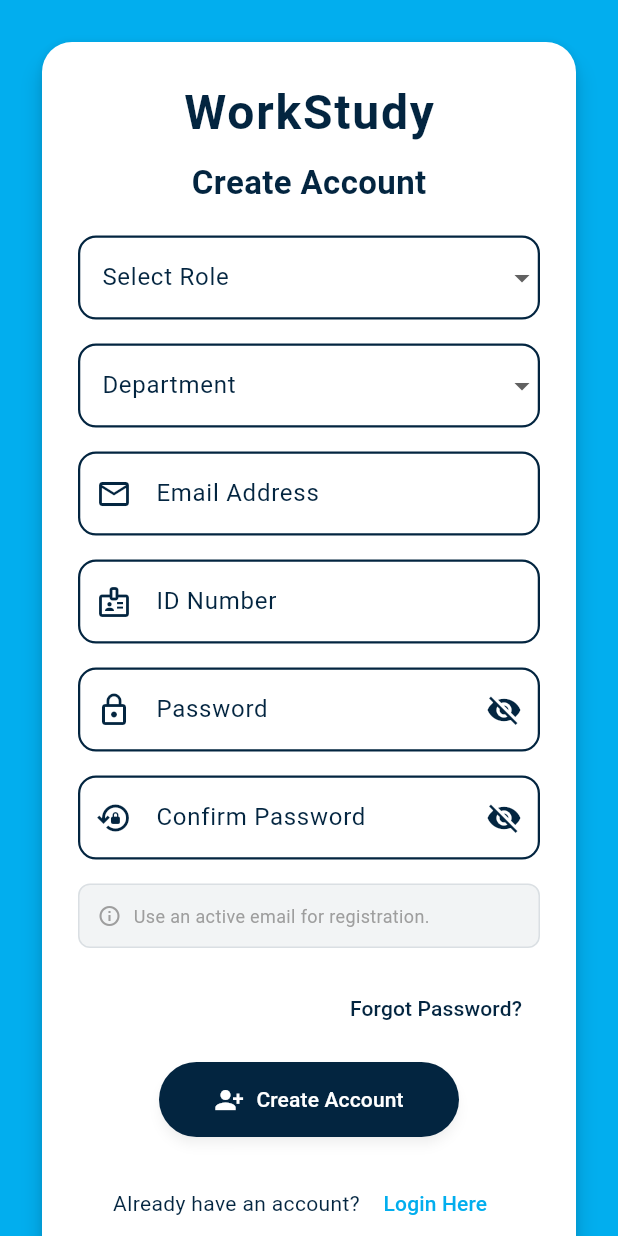
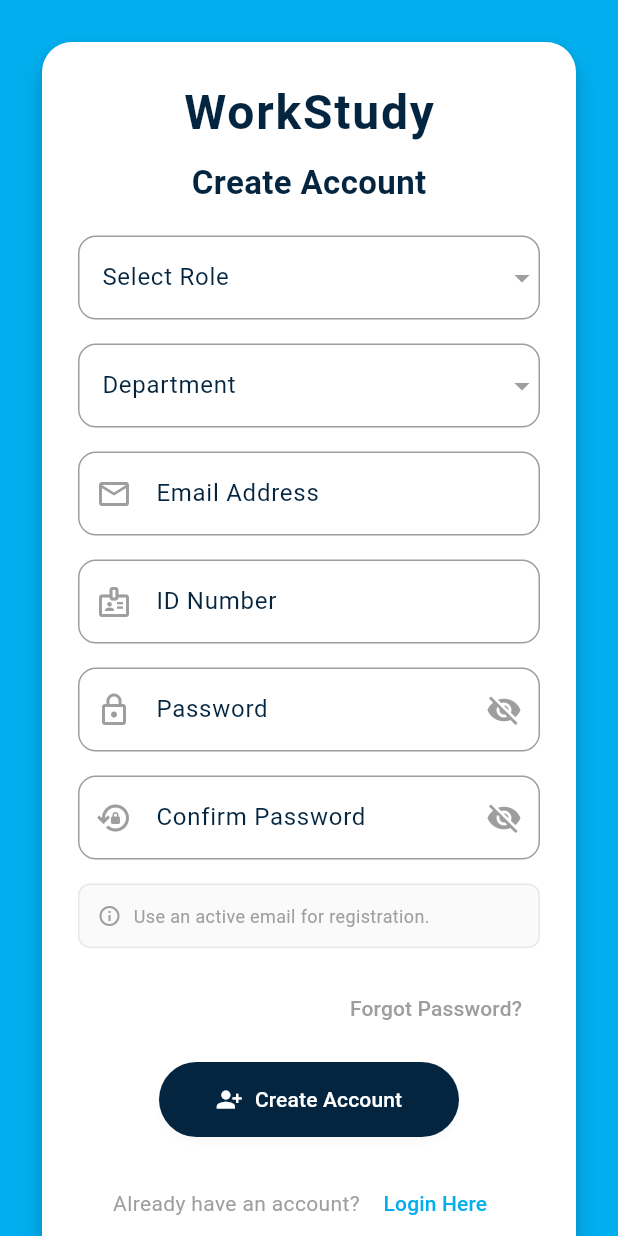
Before and after one commit to kamaugithub/workstudy, a Flutter app: the SignUpPage screen opened directly, on a phone screen of 412 x 824 dp. Run offline on Flutter 3.47's test engine with Material 3 defaults, Android fonts, the phone set to English and light mode, and no system bars; our stand-ins replace cloud_firestore, firebase_auth, firebase_core, pdf, printing; missing offline and left inert: dart:html, excel; accounts and stored records are empty; Roboto replaces fonts that are missing (Segoe UI).

```diff
--- a/lib/pages/signup.dart
+++ b/lib/pages/signup.dart
@@ -72,7 +72,6 @@ class _SignUpPageState extends State<SignUpPage> {
       final password = passwordController.text.trim();
       final department = selectedDepartment ?? "Unknown";
       final role = selectedRole ?? 'Unknown';
-
 
       // Check if ID already exists
       final existing = await _firestore
@@ -213,19 +212,23 @@ class _SignUpPageState extends State<SignUpPage> {
       suffixIcon: suffixIcon,
       prefixIcon: prefixIcon,
       enabledBorder: OutlineInputBorder(
-        borderSide: const BorderSide(color: Color(0xFF032540), width: 1.5),
+        borderSide: const BorderSide(
+            color: Colors.grey, width: 1.0), // Reduced prominence
         borderRadius: BorderRadius.circular(12),
       ),
       focusedBorder: OutlineInputBorder(
-        borderSide: const BorderSide(color: Color(0xFF032540), width: 2.0),
+        borderSide: const BorderSide(
+            color: Color(0xFF032540), width: 1.5), // Reduced from 2.0
         borderRadius: BorderRadius.circular(12),
       ),
       errorBorder: OutlineInputBorder(
-        borderSide: const BorderSide(color: Colors.red, width: 1.5),
+        borderSide:
+            const BorderSide(color: Colors.red, width: 1.0), // Reduced from 1.5
         borderRadius: BorderRadius.circular(12),
       ),
       focusedErrorBorder: OutlineInputBorder(
-        borderSide: const BorderSide(color: Colors.red, width: 2.0),
+        borderSide:
+            const BorderSide(color: Colors.red, width: 1.5), // Reduced from 2.0
         borderRadius: BorderRadius.circular(12),
       ),
     );
@@ -300,6 +303,8 @@ class _SignUpPageState extends State<SignUpPage> {
                           setState(() => selectedRole = value),
                       validator: (value) =>
                           value == null ? "Please select a role" : null,
+                      icon: const Icon(Icons.arrow_drop_down,
+                          color: Colors.grey), // Reduced prominence
                     ),
                     const SizedBox(height: 16),
 
@@ -321,6 +326,8 @@ class _SignUpPageState extends State<SignUpPage> {
                       validator: (value) => value == null
                           ? "Please select your department"
                           : null,
+                      icon: const Icon(Icons.arrow_drop_down,
+                          color: Colors.grey), // Reduced prominence
                     ),
                     const SizedBox(height: 16),
 
@@ -332,7 +339,7 @@ class _SignUpPageState extends State<SignUpPage> {
                         hint: "e.g. present@daystar.ac.ke or present@gmail.com",
                         prefixIcon: const Icon(
                           Icons.email_outlined,
-                          color: Color(0xFF032540),
+                          color: Colors.grey, // Changed from blue to grey
                         ),
                       ),
                       keyboardType: TextInputType.emailAddress,
@@ -357,7 +364,7 @@ class _SignUpPageState extends State<SignUpPage> {
                             "Enter assigned ID number (e.g. 21-03008 or 45/456)",
                         prefixIcon: const Icon(
                           Icons.badge_outlined,
-                          color: Color(0xFF032540),
+                          color: Colors.grey, // Changed from blue to grey
                         ),
                       ),
                       keyboardType: TextInputType.text,
@@ -367,6 +374,9 @@ class _SignUpPageState extends State<SignUpPage> {
                         }
                         if (!RegExp(r'^[0-9\-/]+$').hasMatch(value)) {
                           return "ID must contain only numbers, dashes (-), or slashes (/)";
+                        }
+                        if (value.length < 5 || value.length > 15) {
+                          return "ID must be between 5 and 15 characters";
                         }
                         return null;
                       },
@@ -383,14 +393,14 @@ class _SignUpPageState extends State<SignUpPage> {
                         hint: "Use letters, numbers & special chars",
                         prefixIcon: const Icon(
                           Icons.lock_outline,
-                          color: Color(0xFF032540),
+                          color: Colors.grey, // Changed from blue to grey
                         ),
                         suffixIcon: IconButton(
                           icon: Icon(
                             isPasswordVisible
                                 ? Icons.visibility
                                 : Icons.visibility_off,
-                            color: const Color(0xFF032540),
+                            color: Colors.grey, // Changed from blue to grey
                           ),
                           onPressed: () => setState(
                             () => isPasswordVisible = !isPasswordVisible,
@@ -438,14 +448,14 @@ class _SignUpPageState extends State<SignUpPage> {
                         hint: "Re-enter your password",
                         prefixIcon: const Icon(
                           Icons.lock_reset_outlined,
-                          color: Color(0xFF032540),
+                          color: Colors.grey, // Changed from blue to grey
                         ),
                         suffixIcon: IconButton(
                           icon: Icon(
                             isConfirmPasswordVisible
                                 ? Icons.visibility
                                 : Icons.visibility_off,
-                            color: const Color(0xFF032540),
+                            color: Colors.grey, // Changed from blue to grey
                           ),
                           onPressed: () => setState(() {
                             isConfirmPasswordVisible =
@@ -469,10 +479,10 @@ class _SignUpPageState extends State<SignUpPage> {
                     Container(
                       padding: const EdgeInsets.all(12),
                       decoration: BoxDecoration(
-                        color: const Color(0xFF032540).withOpacity(0.05),
+                        color: Colors.grey.withOpacity(0.05), // Lighter grey
                         borderRadius: BorderRadius.circular(8),
                         border: Border.all(
-                          color: const Color(0xFF032540).withOpacity(0.1),
+                          color: Colors.grey.withOpacity(0.2), // Softer border
                         ),
                       ),
                       child: const Row(
@@ -502,7 +512,7 @@ class _SignUpPageState extends State<SignUpPage> {
                         child: const Text(
                           "Forgot Password?",
                           style: TextStyle(
-                            color: Color(0xFF032540),
+                            color: Colors.grey, // Changed from blue to grey
                             fontWeight: FontWeight.w500,
                           ),
                         ),
@@ -526,17 +536,19 @@ class _SignUpPageState extends State<SignUpPage> {
                                 shape: RoundedRectangleBorder(
                                   borderRadius: BorderRadius.circular(50),
                                 ),
-                                elevation: 3,
-                                shadowColor: Colors.black26,
+                                elevation: 2, // Reduced from 3
+                                shadowColor: Colors.black12, // Softer shadow
                               ).copyWith(
                                 overlayColor: MaterialStateProperty.all(
-                                  Colors.white.withOpacity(0.2),
+                                  Colors.white
+                                      .withOpacity(0.1), // Reduced opacity
                                 ),
                               ),
                               child: const Row(
                                 mainAxisAlignment: MainAxisAlignment.center,
                                 children: [
-                                  Icon(Icons.person_add_alt_1, size: 20),
+                                  Icon(Icons.person_add_alt_1,
+                                      size: 18), // Slightly smaller
                                   SizedBox(width: 8),
                                   Text(
                                     "Create Account",
@@ -557,7 +569,8 @@ class _SignUpPageState extends State<SignUpPage> {
                       children: [
                         const Text(
                           "Already have an account? ",
-                          style: TextStyle(color: Color(0xFF032540)),
+                          style: TextStyle(
+                              color: Colors.grey), // Changed from blue to grey
                         ),
                         TextButton(
                           onPressed: () {
```
